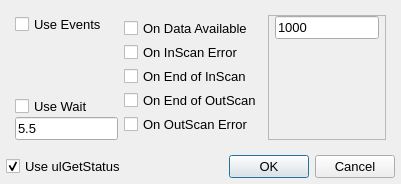
First picture: the form in eventsdialog.ui, repository MccDv/universaltest, before the edit.
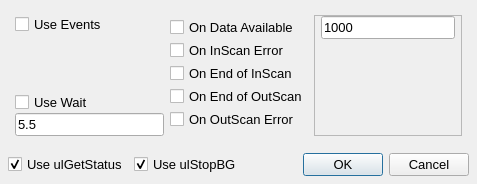
Second picture: the form after the edit.

The edit to the form file:
```diff
--- a/eventsdialog.ui
+++ b/eventsdialog.ui
@@ -6,7 +6,7 @@
    <rect>
     <x>0</x>
     <y>0</y>
-    <width>401</width>
+    <width>477</width>
     <height>184</height>
    </rect>
   </property>
@@ -262,16 +262,16 @@
      </property>
      <layout class="QHBoxLayout" name="horizontalLayout_2">
       <property name="leftMargin">
-       <number>0</number>
+       <number>2</number>
       </property>
       <property name="topMargin">
-       <number>0</number>
+       <number>2</number>
       </property>
       <property name="rightMargin">
-       <number>0</number>
+       <number>2</number>
       </property>
       <property name="bottomMargin">
-       <number>0</number>
+       <number>2</number>
       </property>
       <item>
        <widget class="QCheckBox" name="chkGetStatus">
@@ -283,6 +283,16 @@
         </property>
        </widget>
       </item>
+      <item>
+       <widget class="QCheckBox" name="chkStopBackground">
+        <property name="text">
+         <string>Use ulStopBG</string>
+        </property>
+        <property name="checked">
+         <bool>true</bool>
+        </property>
+       </widget>
+      </item>
       <item>
        <widget class="QDialogButtonBox" name="buttonBox">
         <property name="orientation">
```
